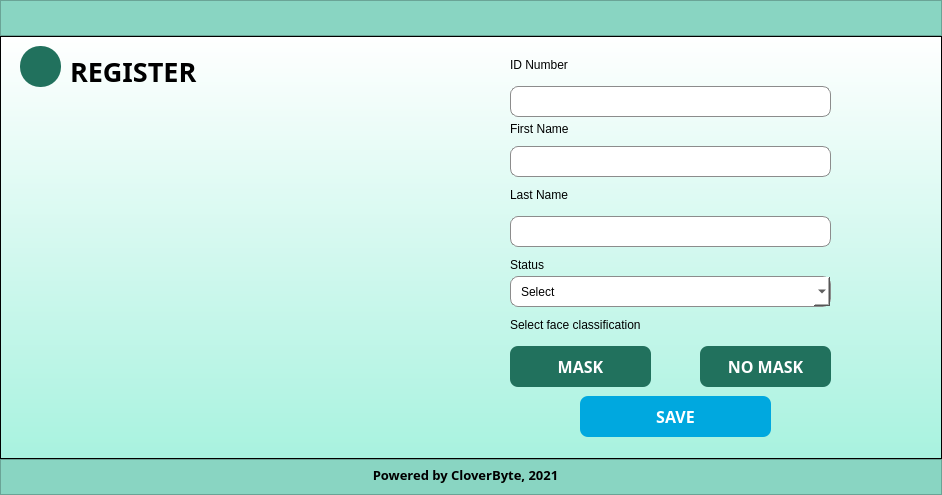
First picture: the form in register.ui, repository marcryangil/facemaskdetection, before the edit.
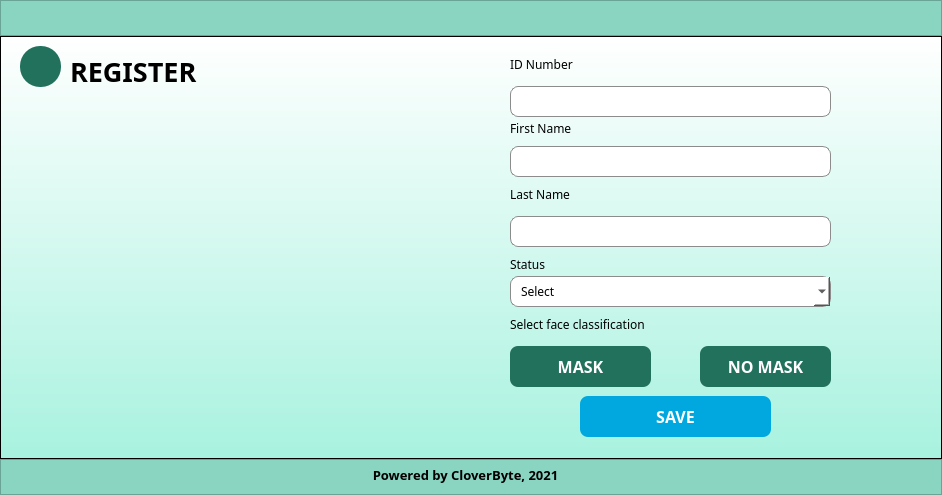
Second picture: the form after the edit. Icons and pictures are not drawn.

The edit to the form file:
```diff
--- a/register.ui
+++ b/register.ui
@@ -153,6 +153,11 @@
          <height>17</height>
         </rect>
        </property>
+       <property name="font">
+        <font>
+         <family>Work Sans</family>
+        </font>
+       </property>
        <property name="autoFillBackground">
         <bool>false</bool>
        </property>
@@ -172,6 +177,11 @@
          <height>17</height>
         </rect>
        </property>
+       <property name="font">
+        <font>
+         <family>Work Sans</family>
+        </font>
+       </property>
        <property name="autoFillBackground">
         <bool>false</bool>
        </property>
@@ -235,6 +245,11 @@
          <height>17</height>
         </rect>
        </property>
+       <property name="font">
+        <font>
+         <family>Work Sans</family>
+        </font>
+       </property>
        <property name="autoFillBackground">
         <bool>false</bool>
        </property>
@@ -254,6 +269,11 @@
          <height>17</height>
         </rect>
        </property>
+       <property name="font">
+        <font>
+         <family>Work Sans</family>
+        </font>
+       </property>
        <property name="autoFillBackground">
         <bool>false</bool>
        </property>
@@ -274,6 +294,11 @@
          <height>17</height>
         </rect>
        </property>
+       <property name="font">
+        <font>
+         <family>Work Sans</family>
+        </font>
+       </property>
        <property name="autoFillBackground">
         <bool>false</bool>
        </property>
@@ -284,7 +309,7 @@
         <string>First Name</string>
        </property>
       </widget>
-      <widget class="QPushButton" name="btn_mask">
+      <widget class="QPushButton" name="btnMask">
        <property name="geometry">
         <rect>
          <x>510</x>
@@ -418,6 +443,11 @@
          <height>31</height>
         </rect>
        </property>
+       <property name="font">
+        <font>
+         <family>Work Sans</family>
+        </font>
+       </property>
        <property name="styleSheet">
         <string notr="true">color: rgb(0,0,0);
 background-color: rgb(255,255,255);
```
Left out of the diff: 14 changed lines with no effect on the pictures.
